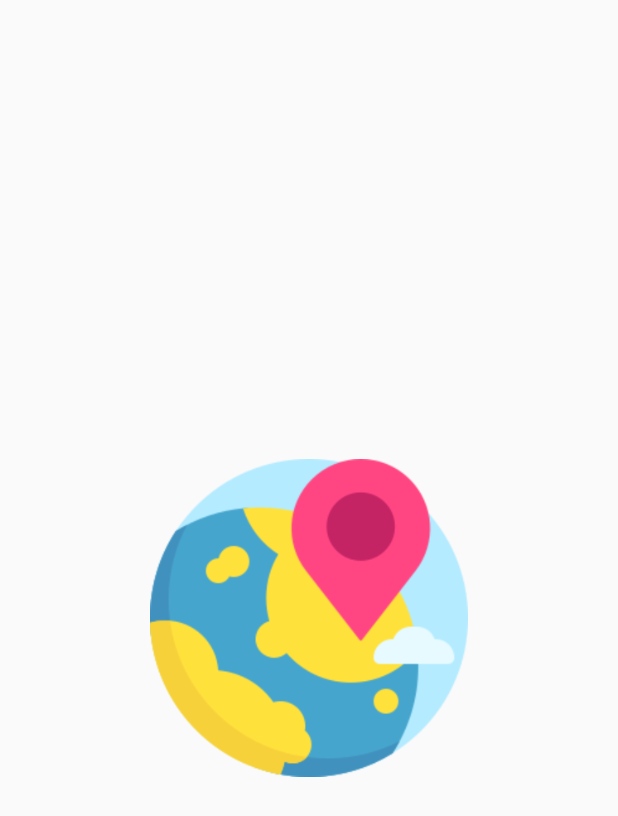
After one commit to AfanaVG/MisViajesApp, an Android app: the layout splashscreen.xml on its own in the app's theme, with its tools: preview values and no code run, on a phone screen of 412 x 824 dp. The commit adds this screen. Shown: the top 816 px of the screen. Run offline under Robolectric (Android 15) with nearby library versions, the phone set to English and light mode, and no system bars.

Commit message:
Splash Screen animado

```diff
--- a/app/src/main/AndroidManifest.xml
+++ b/app/src/main/AndroidManifest.xml
@@ -31,6 +31,10 @@
             android:value="@string/google_maps_key" />
 
         <activity android:name=".InicioActivity">
+
+        </activity>
+
+        <activity android:name=".SplashScreen">
             <intent-filter>
                 <action android:name="android.intent.action.MAIN" />
 
--- /dev/null
+++ b/app/src/main/java/com/example/misviajesapp/SplashScreen.kt
@@ -0,0 +1,29 @@
+package com.example.misviajesapp
+
+import android.content.Intent
+import android.os.Bundle
+import android.os.Handler
+import android.view.animation.AnimationUtils
+import android.widget.ImageView
+import androidx.appcompat.app.AppCompatActivity
+
+class SplashScreen: AppCompatActivity() {
+    override fun onCreate(savedInstanceState: Bundle?) {
+        super.onCreate(savedInstanceState)
+        setContentView(R.layout.splashscreen)
+
+        //Animación
+        val animacion = AnimationUtils.loadAnimation(this, R.anim.desplazamiento_arriba)
+
+        val imageView = findViewById<ImageView>(R.id.img_splash)
+
+        imageView.animation = animacion
+
+        Handler().postDelayed({
+            val intent = Intent(this, InicioActivity::class.java)
+            startActivity(intent)
+            finish()
+        } ,3000)
+
+    }
+}
--- /dev/null
+++ b/app/src/main/res/anim/desplazamiento_arriba.xml
@@ -0,0 +1,10 @@
+<?xml version="1.0" encoding="utf-8"?>
+<set xmlns:android="http://schemas.android.com/apk/res/android">
+    <translate
+        android:fromXDelta="0%"
+        android:fromYDelta="-100%"
+        android:duration="3000"/>
+    <alpha
+        android:fromAlpha="0.1"
+        android:toAlpha="1"/>
+</set>
--- /dev/null
+++ b/app/src/main/res/layout/splashscreen.xml
@@ -0,0 +1,22 @@
+<?xml version="1.0" encoding="utf-8"?>
+<androidx.constraintlayout.widget.ConstraintLayout
+    xmlns:android="http://schemas.android.com/apk/res/android"
+    xmlns:app="http://schemas.android.com/apk/res-auto"
+    xmlns:tools="http://schemas.android.com/tools"
+    android:layout_width="match_parent"
+    android:layout_height="match_parent">
+
+    <ImageView
+        android:id="@+id/img_splash"
+        android:layout_width="0dp"
+        android:layout_height="0dp"
+        android:layout_marginStart="100dp"
+        android:layout_marginTop="80dp"
+        android:layout_marginEnd="100dp"
+        android:layout_marginBottom="80dp"
+        app:layout_constraintBottom_toBottomOf="parent"
+        app:layout_constraintEnd_toEndOf="parent"
+        app:layout_constraintStart_toStartOf="parent"
+        app:layout_constraintTop_toTopOf="parent"
+        app:srcCompat="@drawable/splash" />
+</androidx.constraintlayout.widget.ConstraintLayout>
```
Also changed, not shown: app/src/main/java/com/example/misviajesapp/InicioActivity.kt (+8 -0 lines), app/src/main/res/drawable/splash.png (added).
